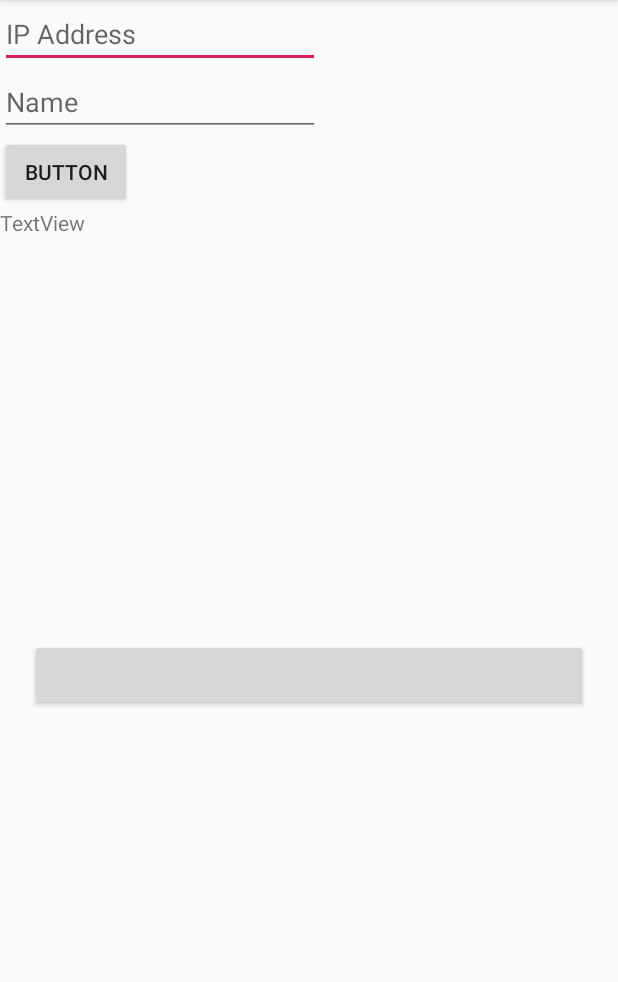
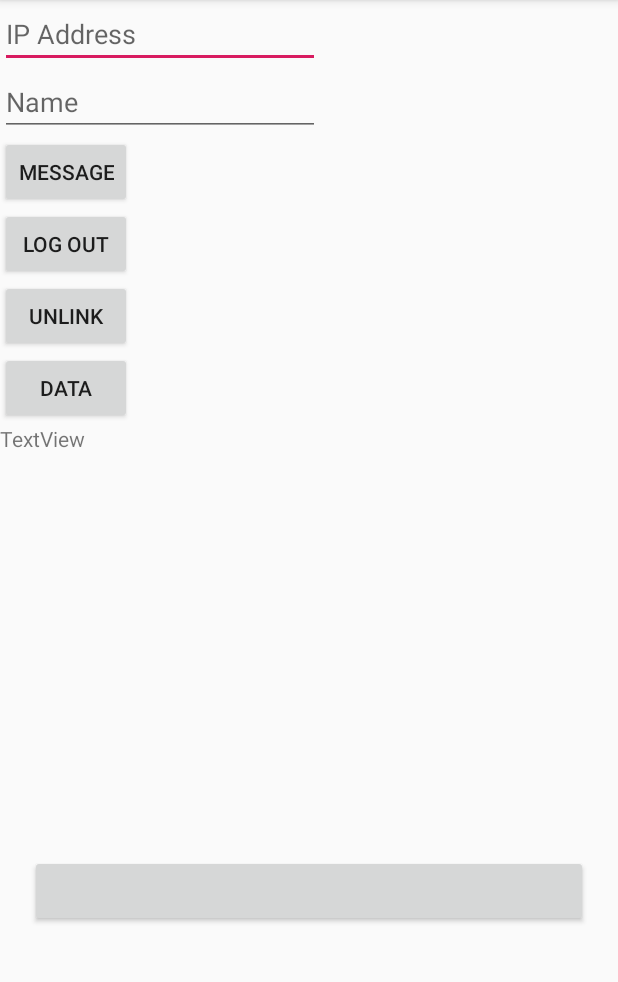
Before and after one commit to FANCY-CODE-COVER/SmarFactory_PNU_INS, an Android app: the MainActivity screen opened directly, with no data from a screen before it, on a phone screen of 412 x 824 dp, the part 84-1066 px from its top. Run offline under Robolectric (Android 15) with nearby library versions, the phone set to English and light mode, and no system bars; our stand-ins replace Volley; libraries missing offline, so code that uses them is left out: com.kakao.auth, com.kakao.kakaotalk, com.kakao.message, com.kakao.network, com.kakao.usermgmt and 1 more; plain views replace LoginButton; 1 statement that could not run was skipped.

Commit message:
안드로이드 클라이언트 커밋

```diff
--- a/Server_Project/Client_For_Server_Test/app/src/main/java/com/pnu/spring/smartfactory/client_for_server_test/MainActivity.java
+++ b/Server_Project/Client_For_Server_Test/app/src/main/java/com/pnu/spring/smartfactory/client_for_server_test/MainActivity.java
@@ -1,5 +1,6 @@
 package com.pnu.spring.smartfactory.client_for_server_test;
 
+import android.annotation.SuppressLint;
 import android.content.Context;
 import android.content.Intent;
 import androidx.annotation.Nullable;
@@ -26,6 +27,16 @@ import com.android.volley.toolbox.StringRequest;
 import com.android.volley.toolbox.Volley;
 import com.google.gson.*;
 import com.kakao.auth.*;
+import com.kakao.auth.network.response.AccessTokenInfoResponse;
+import com.kakao.kakaotalk.callback.TalkResponseCallback;
+import com.kakao.kakaotalk.v2.KakaoTalkService;
+import com.kakao.message.template.LinkObject;
+import com.kakao.message.template.TemplateParams;
+import com.kakao.message.template.TextTemplate;
+import com.kakao.network.ErrorResult;
+import com.kakao.usermgmt.UserManagement;
+import com.kakao.usermgmt.callback.LogoutResponseCallback;
+import com.kakao.usermgmt.callback.UnLinkResponseCallback;
 import com.kakao.util.exception.KakaoException;
 import com.pnu.spring.smartfactory.client_for_server_test.DAO.Category;
 import com.pnu.spring.smartfactory.client_for_server_test.DAO.DataDAO;
@@ -39,7 +50,7 @@ import java.util.Map;
 
 public class MainActivity extends AppCompatActivity implements View.OnClickListener {
 
-     Button button;
+     Button button, btnLogout, btnUnlink, btnData;
      EditText editIPAddr;
      EditText editCategroyId;
      TextView textView;
@@ -64,33 +75,34 @@ public class MainActivity extends AppCompatActivity implements View.OnClickListe
 
         setContentView(R.layout.activity_main);
 
-        button= (Button) findViewById(R.id.button) ;
+        button= (Button) findViewById(R.id.btn_message) ;
         button.setOnClickListener(this);
+        btnLogout= (Button) findViewById(R.id.btn_logout) ;
+        btnLogout.setOnClickListener(this);
+        btnUnlink= (Button) findViewById(R.id.btn_unlink) ;
+        btnUnlink.setOnClickListener(this);
+        btnData =(Button) findViewById(R.id.btn_data) ;
+        btnData.setOnClickListener(this);
         editIPAddr = (EditText) findViewById(R.id.edit_ipaddr) ;
         editCategroyId= (EditText) findViewById(R.id.edit_category_id) ;
         textView=(TextView) findViewById(R.id.textView);
         // 세션 콜백 등록
         Session.getCurrentSession().addCallback(sessionCallback);
-
         networkService = MyApplication.getInstance().getNetworkService();
-
     }
     @Override
     protected void onDestroy() {
         super.onDestroy();
-
         // 세션 콜백 삭제
         Session.getCurrentSession().removeCallback(sessionCallback);
     }
 
     @Override
     protected void onActivityResult(int requestCode, int resultCode, @Nullable Intent data) {
-
         // 카카오톡|스토리 간편로그인 실행 결과를 받아서 SDK로 전달
         if (Session.getCurrentSession().handleActivityResult(requestCode, resultCode, data)) {
             return;
         }
-
         super.onActivityResult(requestCode, resultCode, data);
     }
 
@@ -98,28 +110,80 @@ public class MainActivity extends AppCompatActivity implements View.OnClickListe
     @Override
     public void onClick(View v) {
         int id = v.getId();
-        if (id == R.id.button)
-        {
+        if (id ==R.id.btn_data){
             requestDatas();
+        }
+        else if (id == R.id.btn_message) {
+            // 메시지 나에게 보내기 안드로이드 버전
+            AuthService.getInstance()
+                    .requestAccessTokenInfo(new ApiResponseCallback<AccessTokenInfoResponse>() {
+                        @Override
+                        public void onSessionClosed(ErrorResult errorResult) {
+                            Log.e("KAKAO_API", "세션이 닫혀 있음: " + errorResult);
+                        }
+
+                        @Override
+                        public void onFailure(ErrorResult errorResult) {
+                            Log.e("KAKAO_API", "토큰 정보 요청 실패: " + errorResult);
+                        }
+
+                        @Override
+                        public void onSuccess(AccessTokenInfoResponse result ) {
+                            Log.i("KAKAO_API", "사용자 아이디: " + result.toString());
+                            Log.i("KAKAO_API", "사용자 아이디: " + result.getUserId());
+                            Log.i("KAKAO_API", "남은 시간(s): " + result.getExpiresIn());
+                            ;
+                        }
+                    });
+        }//end btn message
+        else if (id == R.id.btn_logout){
+            UserManagement.getInstance()
+                    .requestLogout(new LogoutResponseCallback() {
+                        @Override
+                        public void onCompleteLogout() {
+                            Log.i("KAKAO_API", "로그아웃 완료");
+                        }
+                    });
+        }
+        else if (id == R.id.btn_unlink){
+            UserManagement.getInstance()
+                    .requestUnlink(new UnLinkResponseCallback() {
+                        @Override
+                        public void onSessionClosed(ErrorResult errorResult) {
+                            Log.e("KAKAO_API", "세션이 닫혀 있음: " + errorResult);
+                        }
+
+                        @Override
+                        public void onFailure(ErrorResult errorResult) {
+                            Log.e("KAKAO_API", "연결 끊기 실패: " + errorResult);
+
+                        }
+                        @Override
+                        public void onSuccess(Long result) {
+                            Log.i("KAKAO_API", "연결 끊기 성공. id: " + result);
+                        }
+                    });
         }
     }
 
-    public void requestDatas(){
-        Category join = new Category("A01");
-
+    public void requestDatas() {// 신신사 서버에서 데이터 받아오기
+        Category join = new Category("A01"); // A01 인 자료 요청
         Call<List<DataDAO>> joinContentCall=networkService.getDatas(join);
-
         joinContentCall.enqueue(new Callback<List<DataDAO>>(){
-
+            @SuppressLint("SetTextI18n")
             @Override
             public void onResponse(Call<List<DataDAO>> call, Response<List<DataDAO>> response) {
                 if(response.isSuccessful()){
 
                    List<DataDAO> dataDAO=response.body();
-                    textView.setText( dataDAO.get(0).getCode());
-
+                    assert dataDAO != null;
+                    StringBuilder result= new StringBuilder();
+                    for(int i = 0; i<dataDAO.size(); ++i) {
+                        result.append(dataDAO.get(i).getCode()).append("\n\r");
+                   }
+                    textView.setText(result.toString());
                 }
-                else{
+                else{// 실패시 에러코드들
                     if(response.code()==500)
                     {
 
@@ -134,12 +198,10 @@ public class MainActivity extends AppCompatActivity implements View.OnClickListe
                     }
                 }
             }
-
             @Override
             public void onFailure(Call<List<DataDAO>> call, Throwable t) {
                 //실패
             }
         });
     }
-
 }
--- a/Server_Project/Client_For_Server_Test/app/src/main/res/layout/activity_main.xml
+++ b/Server_Project/Client_For_Server_Test/app/src/main/res/layout/activity_main.xml
@@ -29,10 +29,35 @@
         tools:layout_editor_absoluteY="67dp"
         />
     <Button
-        android:id="@+id/button"
+        android:id="@+id/btn_message"
         android:layout_width="wrap_content"
         android:layout_height="wrap_content"
-        android:text="Button"
+        android:text="Message"
+        tools:layout_editor_absoluteX="148dp"
+        tools:layout_editor_absoluteY="155dp"
+        />
+    <Button
+        android:id="@+id/btn_logout"
+        android:layout_width="wrap_content"
+        android:layout_height="wrap_content"
+        android:text="LOG out"
+        tools:layout_editor_absoluteX="148dp"
+        tools:layout_editor_absoluteY="155dp"
+        />
+    <Button
+        android:id="@+id/btn_unlink"
+        android:layout_width="wrap_content"
+        android:layout_height="wrap_content"
+        android:text="Unlink"
+        tools:layout_editor_absoluteX="148dp"
+        tools:layout_editor_absoluteY="155dp"
+        />
+
+    <Button
+        android:id="@+id/btn_data"
+        android:layout_width="wrap_content"
+        android:layout_height="wrap_content"
+        android:text="Data"
         tools:layout_editor_absoluteX="148dp"
         tools:layout_editor_absoluteY="155dp"
         />
```
Also changed, not shown: Server_Project/Client_For_Server_Test/app/build.gradle (+15 -0 lines).
